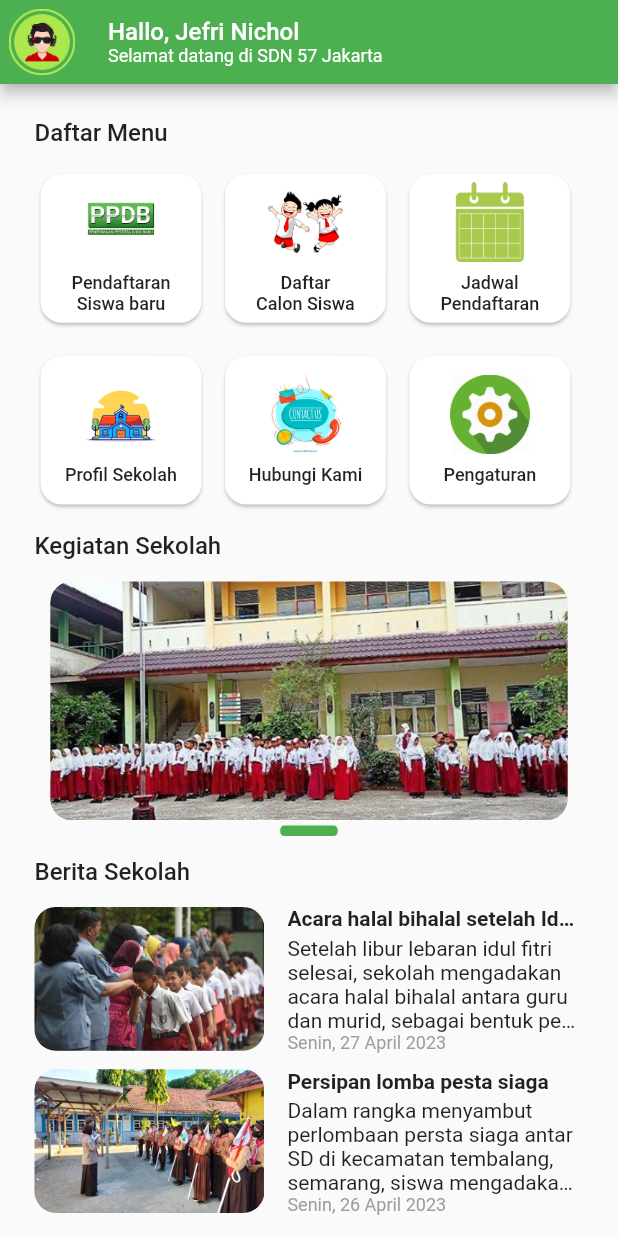
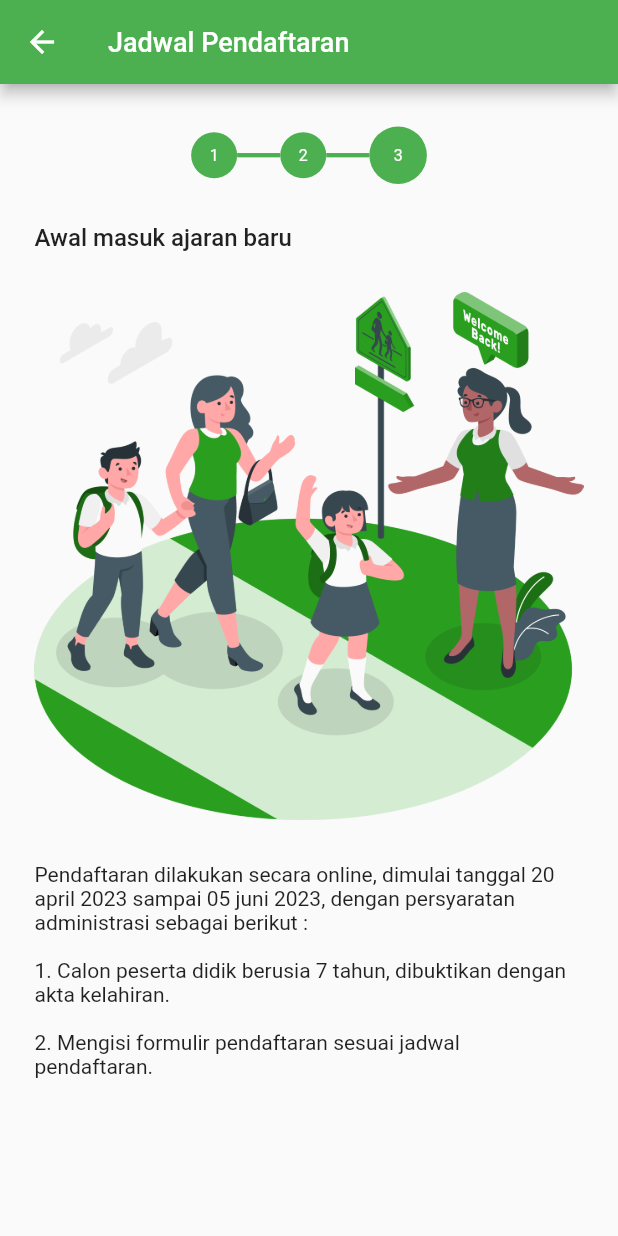
Before and after one commit to Aliryo/Aplikasi-Pendaftaran-Sekolah-Flutter, a Flutter app: the HomePage screen opened directly, after a tap on an icon or button, on a phone screen of 412 x 824 dp. Run offline on Flutter 3.47's test engine with Material 2 defaults, Android fonts, the phone set to English and light mode, and no system bars; drawn by our look-alikes of carousel_slider; our stand-ins replace firebase_core, flutter_screenutil; accounts and stored records are empty.

Commit message:
finishing UI user

```diff
--- a/lib/data/src/app_images.dart
+++ b/lib/data/src/app_images.dart
@@ -13,6 +13,10 @@ class AppImages {
   static const String berita2 = "assets/berita2.png";
   static const String profile1 = "assets/profile1.png";
 
+  static const String step1 = "assets/ilus1.png";
+  static const String step2 = "assets/ilus2.png";
+  static const String step3 = "assets/ilus3.png";
+
   static const String camera = "assets/camera.png";
   static const String bocil = "assets/bocil.png";
 }
--- a/lib/views/pages/home_page.dart
+++ b/lib/views/pages/home_page.dart
@@ -2,6 +2,7 @@ import 'package:aplikasi_pendaftaran_siswa/data/src/app_images.dart';
 import 'package:aplikasi_pendaftaran_siswa/utils/double_extension.dart';
 import 'package:aplikasi_pendaftaran_siswa/views/pages/contact_us_alert.dart';
 import 'package:aplikasi_pendaftaran_siswa/views/pages/daftar_calon_siswa_page.dart';
+import 'package:aplikasi_pendaftaran_siswa/views/pages/jadwal_pendaftaran_page.dart';
 import 'package:aplikasi_pendaftaran_siswa/views/pages/pendaftaran_siswa_page.dart';
 import 'package:aplikasi_pendaftaran_siswa/views/pages/profil_sekolah_page.dart';
 import 'package:aplikasi_pendaftaran_siswa/views/widgets/widget_card_home.dart';
@@ -83,7 +84,14 @@ class HomePage extends StatelessWidget {
                 title: 'Daftar\nCalon Siswa',
               ),
               WidgetCardHome(
-                onTap: () {},
+                onTap: () {
+                  Navigator.push(
+                    context,
+                    MaterialPageRoute(
+                      builder: (context) => const JadwalPendaftaranPage(),
+                    ),
+                  );
+                },
                 image: AppImages.schedule,
                 title: 'Jadwal\nPendaftaran',
               ),
--- /dev/null
+++ b/lib/views/pages/jadwal_pendaftaran_page.dart
@@ -0,0 +1,69 @@
+import 'package:aplikasi_pendaftaran_siswa/data/src/app_images.dart';
+import 'package:aplikasi_pendaftaran_siswa/utils/double_extension.dart';
+import 'package:aplikasi_pendaftaran_siswa/views/widgets/widget_stepper.dart';
+import 'package:flutter/material.dart';
+import 'package:flutter_screenutil/flutter_screenutil.dart';
+
+class JadwalPendaftaranPage extends StatelessWidget {
+  const JadwalPendaftaranPage({super.key});
+
+  @override
+  Widget build(BuildContext context) {
+    int currentStep = 2;
+    return Scaffold(
+      appBar: AppBar(
+        title: const Text(
+          'Jadwal Pendaftaran',
+          style: TextStyle(
+            fontSize: 18,
+            fontWeight: FontWeight.w500,
+          ),
+        ),
+      ),
+      body: ListView(
+        padding: EdgeInsets.symmetric(horizontal: 24.w, vertical: 32.h),
+        children: [
+          WidgetStepper(currentStep: currentStep),
+          30.0.height,
+          Text(
+            currentStep == 0
+                ? 'Pendaftaran Administrasi'
+                : currentStep == 1
+                    ? 'Daftar Ulang'
+                    : 'Awal masuk ajaran baru',
+            style: const TextStyle(
+              fontSize: 16,
+              fontWeight: FontWeight.w500,
+            ),
+          ),
+          30.0.height,
+          Image.asset(
+            currentStep == 0
+                ? AppImages.step1
+                : currentStep == 1
+                    ? AppImages.step2
+                    : AppImages.step3,
+          ),
+          32.0.height,
+          currentStep == 0
+              ? const Text(
+                  'Pendaftaran dilakukan secara online, dimulai tanggal 20 april 2023 sampai 05 juni 2023, dengan persyaratan administrasi sebagai berikut :'
+                  '\n\n1. Calon peserta didik berusia 7 tahun minimal 6 tahun pada saat pendaftaran, dibuktikan dengan akta kelahiran.'
+                  '\n\n2. Mengisi formulir pendaftaran sesuai jadwal pendaftaran.',
+                )
+              : currentStep == 1
+                  ? const Text(
+                      'Pendaftaran dilakukan secara online, dimulai tanggal 20 april 2023 sampai 05 juni 2023, dengan persyaratan administrasi sebagai berikut :'
+                      '\n\n1. Calon peserta didik berusia 7 tahun, dibuktikan dengan akta kelahiran '
+                      '\n\n2. Mengisi formulir pendaftaran sesuai jadwal pendaftaran,',
+                    )
+                  : const Text(
+                      'Pendaftaran dilakukan secara online, dimulai tanggal 20 april 2023 sampai 05 juni 2023, dengan persyaratan administrasi sebagai berikut :'
+                      '\n\n1. Calon peserta didik berusia 7 tahun, dibuktikan dengan akta kelahiran.'
+                      '\n\n2. Mengisi formulir pendaftaran sesuai jadwal pendaftaran.',
+                    ),
+        ],
+      ),
+    );
+  }
+}
--- /dev/null
+++ b/lib/views/widgets/widget_stepper.dart
@@ -0,0 +1,73 @@
+import 'package:flutter/material.dart';
+import 'package:flutter_screenutil/flutter_screenutil.dart';
+
+class WidgetStepper extends StatelessWidget {
+  const WidgetStepper({
+    super.key,
+    required this.currentStep,
+  });
+  final int currentStep;
+  @override
+  Widget build(BuildContext context) {
+    return Row(
+      mainAxisAlignment: MainAxisAlignment.center,
+      children: [
+        Container(
+          width: (currentStep == 0) ? 40.w : 32.w,
+          height: (currentStep == 0) ? 40.w : 32.w,
+          decoration: BoxDecoration(
+              shape: BoxShape.circle,
+              color: (currentStep >= 0) ? Colors.green : Colors.grey),
+          child: Center(
+            child: Text(
+              "1",
+              style: TextStyle(
+                  color: Colors.white,
+                  fontSize: (currentStep == 0) ? 14.sp : 12.sp),
+            ),
+          ),
+        ),
+        Container(
+          width: 30.w,
+          height: 3.w,
+          color: (currentStep >= 1) ? Colors.green : Colors.grey,
+        ),
+        Container(
+          width: (currentStep == 1) ? 40.w : 32.w,
+          height: (currentStep == 1) ? 40.w : 32.w,
+          decoration: BoxDecoration(
+              shape: BoxShape.circle,
+              color: (currentStep >= 1) ? Colors.green : Colors.grey),
+          child: Center(
+            child: Text(
+              "2",
+              style: TextStyle(
+                  color: Colors.white,
+                  fontSize: (currentStep == 0) ? 14.sp : 12.sp),
+            ),
+          ),
+        ),
+        Container(
+          width: 30.w,
+          height: 3.w,
+          color: (currentStep >= 2) ? Colors.green : Colors.grey,
+        ),
+        Container(
+          width: (currentStep == 2) ? 40.w : 32.w,
+          height: (currentStep == 2) ? 40.w : 32.w,
+          decoration: BoxDecoration(
+              shape: BoxShape.circle,
+              color: (currentStep >= 2) ? Colors.green : Colors.grey),
+          child: Center(
+            child: Text(
+              "3",
+              style: TextStyle(
+                  color: Colors.white,
+                  fontSize: (currentStep == 0) ? 14.sp : 12.sp),
+            ),
+          ),
+        ),
+      ],
+    );
+  }
+}
```
Also changed, not shown: assets/ilus1.png (added), assets/ilus2.png (added), assets/ilus3.png (added).
